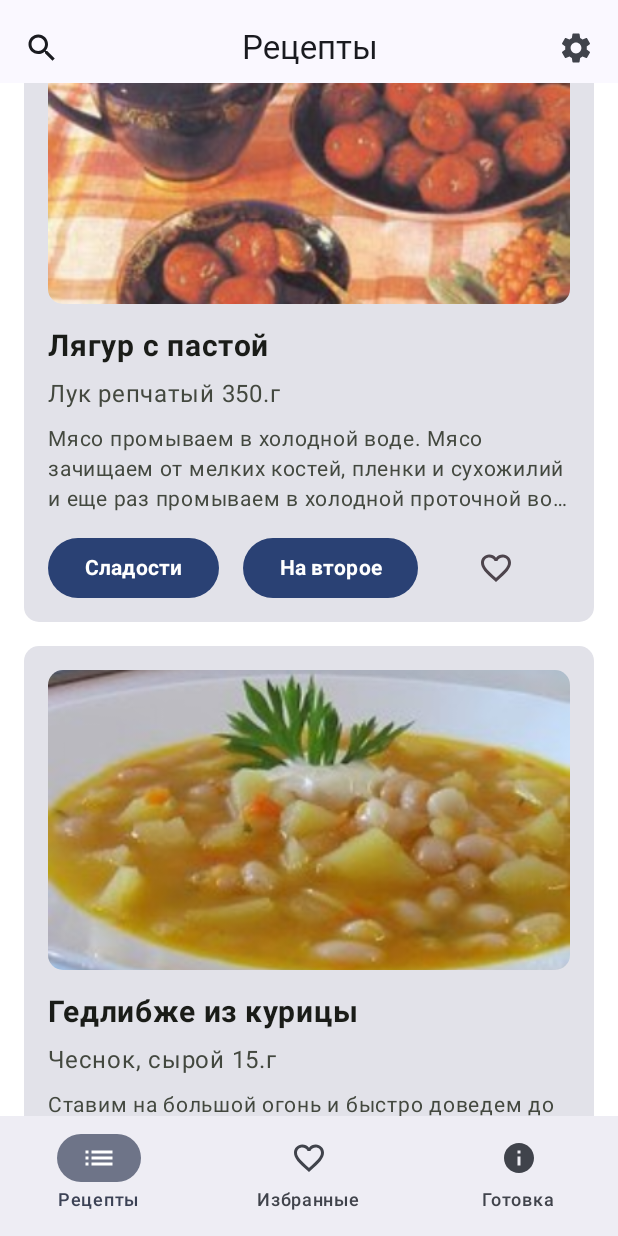
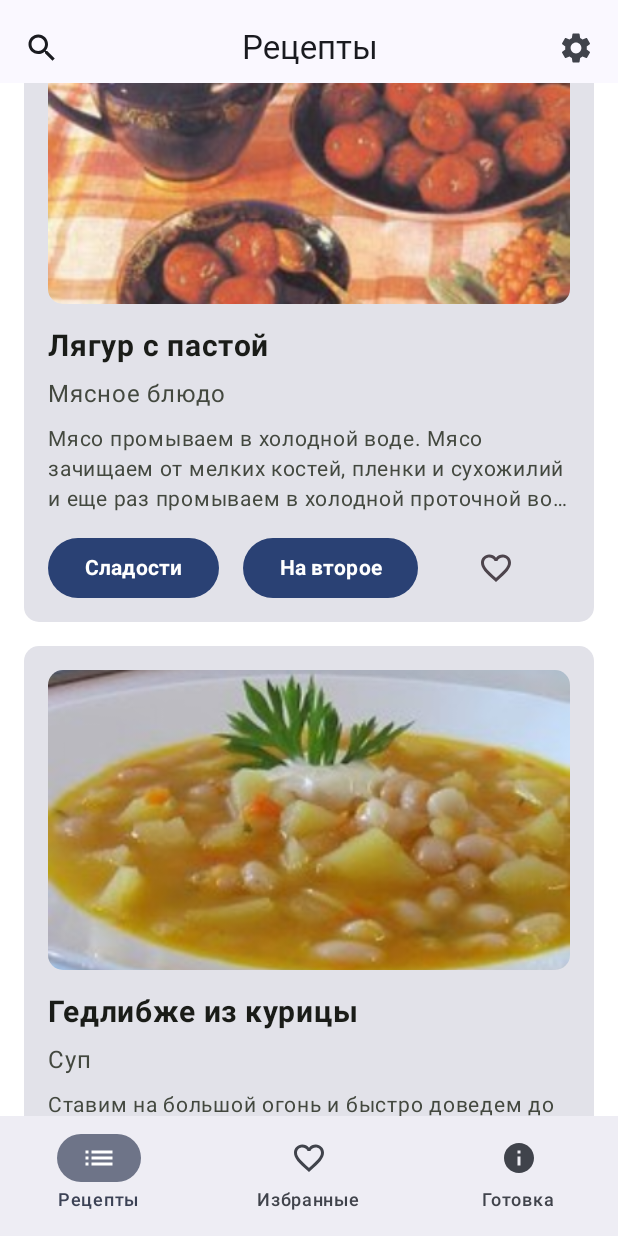
Before and after one commit to RAHIDDENPOOL/CircassianRecipeApp, an Android app built with Jetpack Compose: the screen it shows after launch (MainActivity), scrolled down 714 dp, on a phone screen of 412 x 824 dp. Run offline under Robolectric (Android 15) with nearby library versions, the phone set to English and light mode, and no system bars; our stand-ins replace accompanist.

```diff
--- a/app/src/main/java/com/example/circassianrecipeapp/ui/screens/recipes/RecipesScreen.kt
+++ b/app/src/main/java/com/example/circassianrecipeapp/ui/screens/recipes/RecipesScreen.kt
@@ -52,13 +52,13 @@ fun RecipesScreen(navController: NavController) {
                         "Ритуальный суп из вяленого мяса (Ашрык)",
                         "Черкесский омлет",
                     )
-                    val ingredients = arrayOf(
-                        "Говядина, вырезка 700 г",
-                        "Лук репчатый 350.г",
-                        "Чеснок, сырой 15.г",
-                        "Вода 1л",
-                        "Соль поваренная пищевая 10.г",
-                        "Сметана 15,0% жирности 300.г",
+                    val tag = arrayOf(
+                        "Сладости",
+                        "Мясное блюдо",
+                        "Суп",
+                        "Мучные изделия",
+                        "Салат",
+                        "Напитки",
                     )
                     val description = arrayOf(
                         "Это оригинальное блюдо Черкесской кухни готовится из говядины",
@@ -76,7 +76,7 @@ fun RecipesScreen(navController: NavController) {
                         RecipeCardsColumn(
                             imageId = imageId,
                             names = names,
-                            subhead = ingredients,
+                            subhead = tag,
                             description = description,
                             navController = navController,
                         )
```
